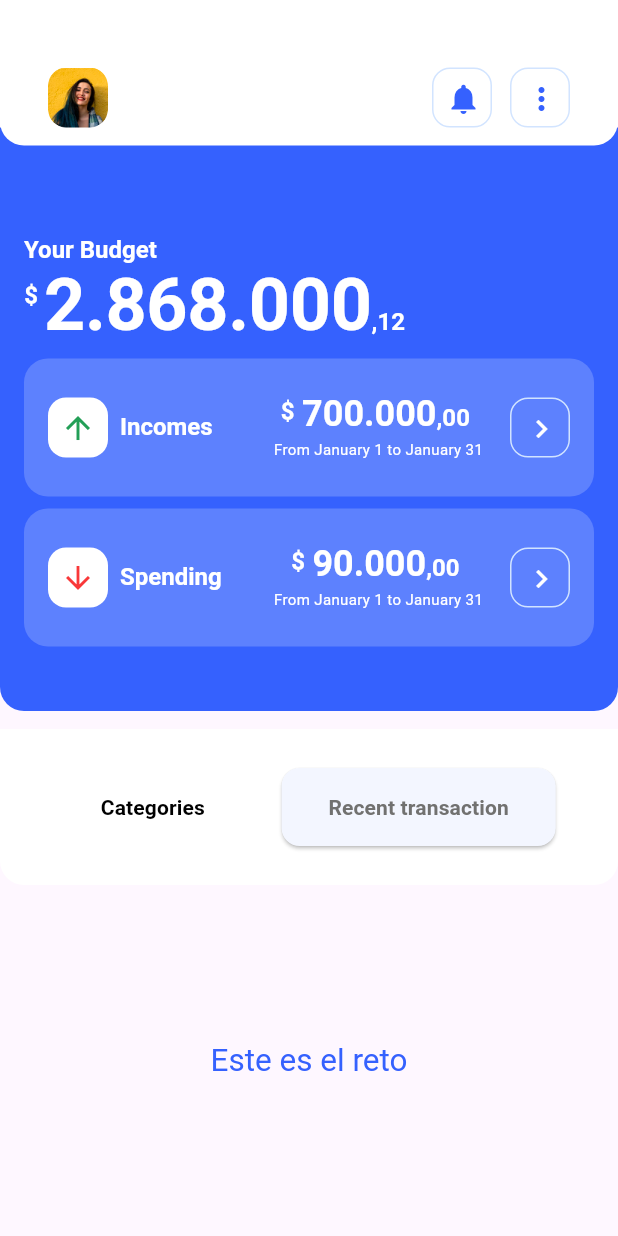
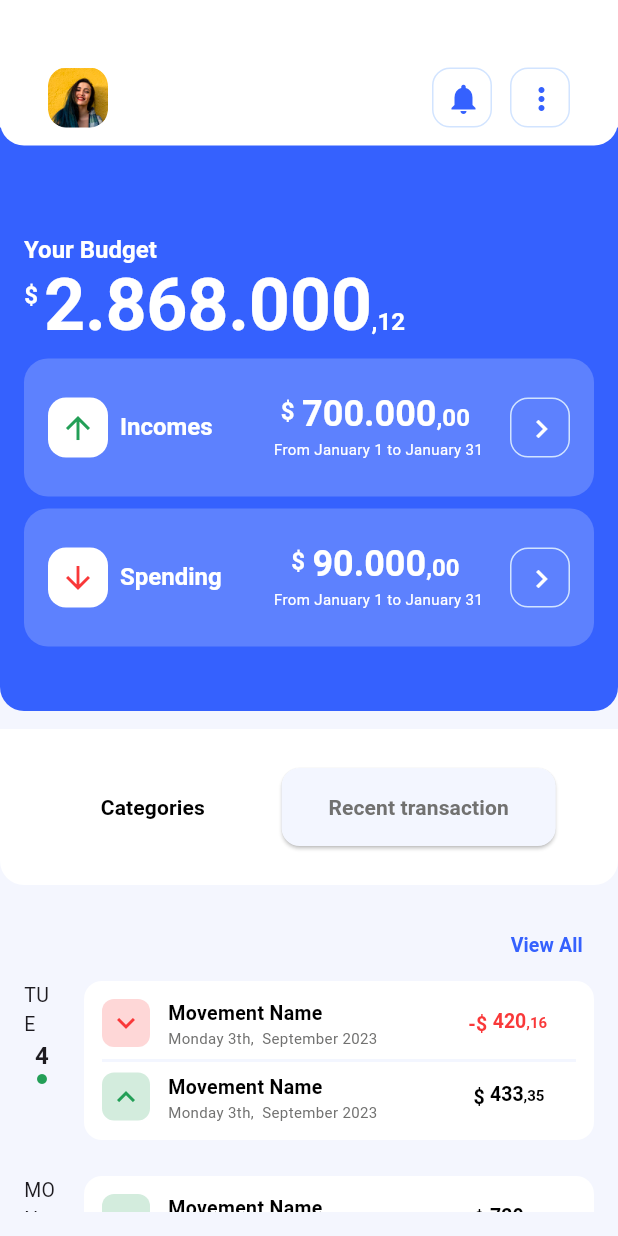
Before and after one commit to deidmon/App_Finanzas, a Flutter app: the HomePage screen opened directly with empty values, after a tap on "Recent transaction", on a phone screen of 412 x 824 dp. Run offline on Flutter 3.47's test engine with Material 3 defaults, Android fonts, the phone set to English and light mode, and no system bars.

Commit message:
Añadir vista de todas las transacciiones

```diff
--- a/app_finanzas/lib/app.dart
+++ b/app_finanzas/lib/app.dart
@@ -1,5 +1,6 @@
 import 'package:app_finanzas/config/app_routes.dart';
 import 'package:app_finanzas/design/themes.dart';
+import 'package:app_finanzas/pages/all_transactions.dart';
 import 'package:app_finanzas/pages/home_page.dart';
 import 'package:app_finanzas/pages/login_page.dart';
 import 'package:flutter/material.dart';
@@ -28,7 +29,10 @@ class FinanceApp extends StatelessWidget {
                 storeName: settings.arguments as String,
               ),
             );
-
+          case AppRoutes.allTransactions:
+            return MaterialPageRoute(
+              builder: (context) => const AllTransactions(),
+            );
           default:
             return MaterialPageRoute(
               builder: (context) => const LoginPage(),
--- a/app_finanzas/lib/config/app_routes.dart
+++ b/app_finanzas/lib/config/app_routes.dart
@@ -3,4 +3,5 @@ class AppRoutes {
   static const String home = 'home';
   static const String newPage = 'new-page';
   static const String login = '/';
+  static const String allTransactions = 'transactions';
 }
--- a/app_finanzas/lib/design/colors.dart
+++ b/app_finanzas/lib/design/colors.dart
@@ -23,4 +23,6 @@ class AppColors {
   static const Color brandOnErrorColor = Color.fromRGBO(249, 56, 57, 1);
   static const Color brandSuccessColor = Color.fromRGBO(35, 159, 87, 0.2);
   static const Color brandOnSuccessColor = Color.fromRGBO(35, 159, 87, 1);
+  static const Color brandLightBackgroundColor =
+      Color.fromRGBO(244, 246, 254, 1);
 }
--- a/app_finanzas/lib/design/copy.dart
+++ b/app_finanzas/lib/design/copy.dart
@@ -13,6 +13,7 @@ class AppCopys {
   static const String logIn = 'Log In';
   static const String notAMember = 'Not a member?';
   static const String registerNow = 'Register Now';
+  static const String recenTrx = 'Recent transactions';
 }
 
 class AppErrors {
--- /dev/null
+++ b/app_finanzas/lib/mocks/transaction_mock.dart
@@ -0,0 +1,210 @@
+import 'package:app_finanzas/widgets/transaction_detail.dart';
+
+class TransactionsMocks {
+  TransactionsMocks._();
+  static const List<String> categories = [
+    'All',
+    'Transportation',
+    'Shop',
+    'Food and drink',
+    'Electronics',
+    'Bakey'
+  ];
+  static List<TransactionDetailByMonth> transactionDetailByMonth = [
+    TransactionDetailByMonth(month: 'April', listofTransactions: [
+      TransactionDetailByDayModel(
+          day: 'TUE',
+          dayNumber: 4,
+          isToday: true,
+          listofTransactions: [
+            TransactionDetail(
+                movementName: 'Movement Name',
+                transactionDate: 'Monday 3th,  September 2023',
+                typeTransaction: TypeTransaction.negative,
+                amount: 420.16),
+            TransactionDetail(
+                movementName: 'Movement Name',
+                transactionDate: 'Monday 3th,  September 2023',
+                typeTransaction: TypeTransaction.positive,
+                amount: 433.35),
+          ]),
+      TransactionDetailByDayModel(
+          day: 'MON',
+          dayNumber: 4,
+          isToday: false,
+          listofTransactions: [
+            TransactionDetail(
+                movementName: 'Movement Name',
+                transactionDate: 'Monday 3th,  September 2023',
+                typeTransaction: TypeTransaction.positive,
+                amount: 720.92),
+            TransactionDetail(
+                movementName: 'Movement Name',
+                transactionDate: 'Monday 3th,  September 2023',
+                typeTransaction: TypeTransaction.negative,
+                amount: 84.45),
+            TransactionDetail(
+                movementName: 'Movement Name',
+                transactionDate: 'Monday 3th,  September 2023',
+                typeTransaction: TypeTransaction.positive,
+                amount: 137.26)
+          ])
+    ]),
+    TransactionDetailByMonth(month: 'March', listofTransactions: [
+      TransactionDetailByDayModel(
+          day: 'MON',
+          dayNumber: 4,
+          isToday: false,
+          listofTransactions: [
+            TransactionDetail(
+                movementName: 'Movement Name',
+                transactionDate: 'Monday 3th,  September 2023',
+                typeTransaction: TypeTransaction.negative,
+                amount: 420.16),
+            TransactionDetail(
+                movementName: 'Movement Name',
+                transactionDate: 'Monday 3th,  September 2023',
+                typeTransaction: TypeTransaction.positive,
+                amount: 433.35),
+          ]),
+      TransactionDetailByDayModel(
+          day: 'SAT',
+          dayNumber: 4,
+          isToday: false,
+          listofTransactions: [
+            TransactionDetail(
+                movementName: 'Movement Name',
+                transactionDate: 'Monday 3th,  September 2023',
+                typeTransaction: TypeTransaction.positive,
+                amount: 720.92),
+            TransactionDetail(
+                movementName: 'Movement Name',
+                transactionDate: 'Monday 3th,  September 2023',
+                typeTransaction: TypeTransaction.negative,
+                amount: 84.45),
+            TransactionDetail(
+                movementName: 'Movement Name',
+                transactionDate: 'Monday 3th,  September 2023',
+                typeTransaction: TypeTransaction.positive,
+                amount: 137.26)
+          ])
+    ]),
+    TransactionDetailByMonth(month: 'February', listofTransactions: [
+      TransactionDetailByDayModel(
+          day: 'MON',
+          dayNumber: 4,
+          isToday: false,
+          listofTransactions: [
+            TransactionDetail(
+                movementName: 'Movement Name',
+                transactionDate: 'Monday 3th,  September 2023',
+                typeTransaction: TypeTransaction.negative,
+                amount: 420.16),
+            TransactionDetail(
+                movementName: 'Movement Name',
+                transactionDate: 'Monday 3th,  September 2023',
+                typeTransaction: TypeTransaction.positive,
+                amount: 433.35),
+          ]),
+      TransactionDetailByDayModel(
+          day: 'SAT',
+          dayNumber: 4,
+          isToday: false,
+          listofTransactions: [
+            TransactionDetail(
+                movementName: 'Movement Name',
+                transactionDate: 'Monday 3th,  September 2023',
+                typeTransaction: TypeTransaction.positive,
+                amount: 720.92),
+            TransactionDetail(
+                movementName: 'Movement Name',
+                transactionDate: 'Monday 3th,  September 2023',
+                typeTransaction: TypeTransaction.negative,
+                amount: 84.45),
+            TransactionDetail(
+                movementName: 'Movement Name',
+                transactionDate: 'Monday 3th,  September 2023',
+                typeTransaction: TypeTransaction.positive,
+                amount: 137.26)
+          ])
+    ]),
+    TransactionDetailByMonth(month: 'January', listofTransactions: [
+      TransactionDetailByDayModel(
+          day: 'MON',
+          dayNumber: 4,
+          isToday: false,
+          listofTransactions: [
+            TransactionDetail(
+                movementName: 'Movement Name',
+                transactionDate: 'Monday 3th,  September 2023',
+                typeTransaction: TypeTransaction.negative,
+                amount: 420.16),
+            TransactionDetail(
+                movementName: 'Movement Name',
+                transactionDate: 'Monday 3th,  September 2023',
+                typeTransaction: TypeTransaction.positive,
+                amount: 433.35),
+          ]),
+      TransactionDetailByDayModel(
+          day: 'SAT',
+          dayNumber: 4,
+          isToday: false,
+          listofTransactions: [
+            TransactionDetail(
+                movementName: 'Movement Name',
+                transactionDate: 'Monday 3th,  September 2023',
+                typeTransaction: TypeTransaction.positive,
+                amount: 720.92),
+            TransactionDetail(
+                movementName: 'Movement Name',
+                transactionDate: 'Monday 3th,  September 2023',
+                typeTransaction: TypeTransaction.negative,
+                amount: 84.45),
+            TransactionDetail(
+                movementName: 'Movement Name',
+                transactionDate: 'Monday 3th,  September 2023',
+                typeTransaction: TypeTransaction.positive,
+                amount: 137.26)
+          ])
+    ]),
+    TransactionDetailByMonth(month: 'December', listofTransactions: [
+      TransactionDetailByDayModel(
+          day: 'MON',
+          dayNumber: 4,
+          isToday: false,
+          listofTransactions: [
+            TransactionDetail(
+                movementName: 'Movement Name',
+                transactionDate: 'Monday 3th,  September 2023',
+                typeTransaction: TypeTransaction.negative,
+                amount: 420.16),
+            TransactionDetail(
+                movementName: 'Movement Name',
+                transactionDate: 'Monday 3th,  September 2023',
+                typeTransaction: TypeTransaction.positive,
+                amount: 433.35),
+          ]),
+      TransactionDetailByDayModel(
+          day: 'SAT',
+          dayNumber: 4,
+          isToday: false,
+          listofTransactions: [
+            TransactionDetail(
+                movementName: 'Movement Name',
+                transactionDate: 'Monday 3th,  September 2023',
+                typeTransaction: TypeTransaction.positive,
+                amount: 720.92),
+            TransactionDetail(
+                movementName: 'Movement Name',
+                transactionDate: 'Monday 3th,  September 2023',
+                typeTransaction: TypeTransaction.negative,
+                amount: 84.45),
+            TransactionDetail(
+                movementName: 'Movement Name',
+                transactionDate: 'Monday 3th,  September 2023',
+                typeTransaction: TypeTransaction.positive,
+                amount: 137.26)
+          ])
+    ]),
+  ];
+}
--- a/app_finanzas/lib/pages/home_page.dart
+++ b/app_finanzas/lib/pages/home_page.dart
@@ -1,8 +1,10 @@
+import 'package:app_finanzas/config/app_routes.dart';
 import 'package:app_finanzas/design/colors.dart';
 import 'package:app_finanzas/widgets/custom_money_display.dart';
 import 'package:app_finanzas/widgets/home_app_bar_title.dart';
 import 'package:app_finanzas/widgets/product_detail.dart';
 import 'package:app_finanzas/widgets/summary_card.dart';
+import 'package:app_finanzas/widgets/transaction_detail.dart';
 import 'package:flutter/material.dart';
 
 class HomePage extends StatefulWidget {
@@ -45,6 +47,7 @@ class _HomePageState extends State<HomePage> {
   @override
   Widget build(BuildContext context) {
     return Scaffold(
+      backgroundColor: AppColors.brandLightBackgroundColor,
       appBar: AppBar(
         shape: const RoundedRectangleBorder(
           borderRadius: BorderRadius.only(
@@ -190,7 +193,8 @@ class MidHomePageBody extends StatelessWidget {
                   fontSize: 14,
                 ),
               ),
-              )),
+            ),
+          ),
           ElevatedButton(
             style: recentTransactionsBtnStyle,
             onPressed: recentBtnAction,
@@ -227,7 +231,9 @@ class CategoriesWidget extends StatelessWidget {
             'View All',
             style: TextStyle(
               fontWeight: FontWeight.bold,
-                color: Color.fromRGBO(53, 97, 254, 1)),
+              fontSize: 13,
+              color: Color.fromRGBO(53, 97, 254, 1),
+            ),
           ),
           onPressed: () {
             print('le diste clic a view all');
@@ -267,10 +273,66 @@ class RecentTransactions extends StatelessWidget {
 
   @override
   Widget build(BuildContext context) {
-    return Center(
-      child: Text(
-        'Este es el reto',
-        style: Theme.of(context).textTheme.headlineLarge,
+    return Padding(
+      padding: const EdgeInsets.all(16.0),
+      child: ListView(
+        children: [
+          TextButton(
+            style: const ButtonStyle(alignment: Alignment.centerRight),
+            child: const Text(
+              'View All',
+              style: TextStyle(
+                  fontWeight: FontWeight.bold,
+                  fontSize: 13,
+                  color: Color.fromRGBO(53, 97, 254, 1)),
+            ),
+            onPressed: () {
+              Navigator.of(context).pushNamed(AppRoutes.allTransactions);
+            },
+          ),
+          TransactionDetailByDay(
+            day: 'TUE',
+            isToday: true,
+            dayNumber: 4,
+            listofTransactions: [
+              TransactionDetail(
+                  movementName: 'Movement Name',
+                  transactionDate: 'Monday 3th,  September 2023',
+                  typeTransaction: TypeTransaction.negative,
+                  amount: 420.16),
+              TransactionDetail(
+                  movementName: 'Movement Name',
+                  transactionDate: 'Monday 3th,  September 2023',
+                  typeTransaction: TypeTransaction.positive,
+                  amount: 433.35)
+            ],
+          ),
+          const SizedBox(
+            height: 24,
+          ),
+          TransactionDetailByDay(
+            day: 'MON',
+            isToday: false,
+            dayNumber: 3,
+            listofTransactions: [
+              TransactionDetail(
+                  movementName: 'Movement Name',
+                  transactionDate: 'Monday 3th,  September 2023',
+                  typeTransaction: TypeTransaction.positive,
+                  amount: 720.92),
+              TransactionDetail(
+                  movementName: 'Movement Name',
+                  transactionDate: 'Monday 3th,  September 2023',
+                  typeTransaction: TypeTransaction.negative,
+                  amount: 84.45),
+              TransactionDetail(
+                  movementName: 'Movement Name',
+                  transactionDate: 'Monday 3th,  September 2023',
+                  typeTransaction: TypeTransaction.positive,
+                  amount: 137.26)
+            ],
+          )
+        ],
       ),
     );
   }
--- a/app_finanzas/lib/widgets/custom_money_display.dart
+++ b/app_finanzas/lib/widgets/custom_money_display.dart
@@ -3,15 +3,19 @@ import 'package:intl/intl.dart';
 
 class CustomMoneyDisplay extends StatelessWidget {
   final double amount;
-  final TextStyle amountStyle;
+  final TextStyle? amountStyle;
   final TextStyle amountStyleSmall;
   final EdgeInsets? padding;
+  final EdgeInsets? margin;
+  final Widget? leftSimbol;
   const CustomMoneyDisplay({
     super.key,
     required this.amount,
     required this.amountStyle,
     required this.amountStyleSmall,
     this.padding,
+    this.margin,
+    this.leftSimbol,
   });
 
   @override
@@ -24,19 +28,35 @@ class CustomMoneyDisplay extends StatelessWidget {
 
     final String convertedMoneyToString = formater.format(amount);
     final splitConvertedValues = convertedMoneyToString.split(',');
-    return Row(
+    return Container(
+      margin: margin,
+      child: Row(
         crossAxisAlignment: CrossAxisAlignment.start,
         children: [
           Container(
             padding: padding,
-          child: Text('\$', style: amountStyleSmall),
+            child: leftSimbol ??
+                Text(
+                  '\$',
+                  style: amountStyleSmall,
+                ),
           ),
           RichText(
-            text: TextSpan(children: [
-          TextSpan(text: splitConvertedValues[0], style: amountStyle),
-          TextSpan(text: ',${splitConvertedValues[1]}', style: amountStyleSmall)
-        ])),
+            text: TextSpan(
+              children: [
+                TextSpan(
+                  text: splitConvertedValues[0],
+                  style: amountStyle,
+                ),
+                TextSpan(
+                  text: ',${splitConvertedValues[1]}',
+                  style: amountStyleSmall,
+                )
               ],
+            ),
+          ),
+        ],
+      ),
     );
   }
 }
--- /dev/null
+++ b/app_finanzas/lib/widgets/transaction_detail.dart
@@ -0,0 +1,252 @@
+import 'package:app_finanzas/design/colors.dart';
+import 'custom_money_display.dart';
+import 'package:flutter/material.dart';
+
+enum TypeTransaction { positive, negative }
+
+class TransactionDetail {
+  final String movementName;
+  final String transactionDate;
+  final TypeTransaction typeTransaction;
+  final double amount;
+  TransactionDetail(
+      {required this.movementName,
+      required this.transactionDate,
+      required this.typeTransaction,
+      required this.amount});
+}
+
+class TransactionDetailByMonth {
+  final String month;
+  final List<TransactionDetailByDayModel> listofTransactions;
+  TransactionDetailByMonth(
+      {required this.month, required this.listofTransactions});
+}
+
+class TransactionDetailByDayModel {
+  final String day;
+  final int dayNumber;
+  final bool isToday;
+  final List<TransactionDetail> listofTransactions;
+  TransactionDetailByDayModel(
+      {required this.day,
+      required this.dayNumber,
+      required this.isToday,
+      required this.listofTransactions});
+}
+
+class TransactionDetailByDay extends StatelessWidget {
+  final String day;
+  final int dayNumber;
+  final bool isToday;
+  final List<TransactionDetail> listofTransactions;
+  const TransactionDetailByDay(
+      {super.key,
+      required this.listofTransactions,
+      required this.day,
+      required this.isToday,
+      required this.dayNumber});
+  @override
+  Widget build(BuildContext context) {
+    return Row(
+      crossAxisAlignment: CrossAxisAlignment.start,
+      mainAxisAlignment: MainAxisAlignment.start,
+      children: [
+        Expanded(
+          child: Column(
+            children: [
+              Text(
+                day,
+              ),
+              Text(dayNumber.toString(),
+                  style: TextStyle(
+                      fontSize: 16,
+                      fontWeight:
+                          isToday ? FontWeight.bold : FontWeight.normal)),
+              isToday
+                  ? const Icon(
+                      Icons.lens,
+                      size: 8,
+                      color: AppColors.brandOnSuccessColor,
+                    )
+                  : const SizedBox(
+                      height: 8,
+                      width: 8,
+                    )
+            ],
+          ),
+        ),
+        Container(
+          width: 340,
+          margin: const EdgeInsets.only(left: 16),
+          padding: const EdgeInsets.all(12),
+          decoration: BoxDecoration(
+            color: AppColors.brandLightColor,
+            borderRadius: BorderRadius.circular(12),
+          ),
+          child: ListView.separated(
+            shrinkWrap: true,
+            physics: const NeverScrollableScrollPhysics(),
+            itemBuilder: (context, indice) {
+              return listofTransactions[indice].typeTransaction ==
+                      TypeTransaction.positive
+                  ? TransactionDetailPositive(
+                      transactionDetail: listofTransactions[indice])
+                  : TransactionDetailNegative(
+                      transactionDetail: listofTransactions[indice]);
+            },
+            separatorBuilder: (context, indice) => const Divider(
+              color: AppColors.brandSecondaryColor,
+              thickness: 2,
+            ),
+            itemCount: listofTransactions.length,
+          ),
+        )
+      ],
+    );
+  }
+}
+
+class TransactionDetailPositive extends StatelessWidget {
+  final TransactionDetail transactionDetail;
+  const TransactionDetailPositive({super.key, required this.transactionDetail});
+  @override
+  Widget build(BuildContext context) {
+    return Row(
+      crossAxisAlignment: CrossAxisAlignment.start,
+      children: [
+        Container(
+          width: 32,
+          height: 32,
+          margin: const EdgeInsets.only(right: 12),
+          decoration: BoxDecoration(
+              borderRadius: BorderRadius.circular(8),
+              color: AppColors.brandSuccessColor),
+          child: const Icon(
+            Icons.expand_less,
+            color: AppColors.brandOnSuccessColor,
+          ),
+        ),
+        SizedBox(
+          width: 200,
+          child: Column(
+            crossAxisAlignment: CrossAxisAlignment.start,
+            children: [
+              Text(
+                transactionDetail.movementName,
+                style: const TextStyle(
+                  color: AppColors.brandDarkColor,
+                  fontWeight: FontWeight.bold,
+                  fontSize: 13,
+                ),
+              ),
+              Text(
+                transactionDetail.transactionDate,
+                style: const TextStyle(
+                  fontSize: 10,
+                  color: AppColors.brandLightDarkColor,
+                ),
+              ),
+            ],
+          ),
+        ),
+        Expanded(
+          child: CustomMoneyDisplay(
+            margin: const EdgeInsets.only(top: 7),
+            leftSimbol: const Text(
+              ' \$ ',
+              style: TextStyle(
+                fontWeight: FontWeight.bold,
+                color: AppColors.brandDarkColor,
+                fontSize: 13,
+              ),
+            ),
+            amount: transactionDetail.amount,
+            amountStyle: const TextStyle(
+              color: AppColors.brandDarkColor,
+              fontWeight: FontWeight.bold,
+              fontSize: 13,
+            ),
+            amountStyleSmall: const TextStyle(
+              fontWeight: FontWeight.bold,
+              color: AppColors.brandDarkColor,
+              fontSize: 10,
+            ),
+          ),
+        ),
+      ],
+    );
+  }
+}
+
+class TransactionDetailNegative extends StatelessWidget {
+  final TransactionDetail transactionDetail;
+  const TransactionDetailNegative({super.key, required this.transactionDetail});
+  @override
+  Widget build(BuildContext context) {
+    return Row(
+      crossAxisAlignment: CrossAxisAlignment.start,
+      children: [
+        Container(
+          width: 32,
+          height: 32,
+          margin: const EdgeInsets.only(right: 12),
+          decoration: BoxDecoration(
+              borderRadius: BorderRadius.circular(8),
+              color: AppColors.brandErrorColor),
+          child: const Icon(
+            Icons.expand_more,
+            color: AppColors.brandOnErrorColor,
+          ),
+        ),
+        SizedBox(
+          width: 200,
+          child: Column(
+            crossAxisAlignment: CrossAxisAlignment.start,
+            children: [
+              Text(
+                transactionDetail.movementName,
+                style: const TextStyle(
+                  color: AppColors.brandDarkColor,
+                  fontWeight: FontWeight.bold,
+                  fontSize: 13,
+                ),
+              ),
+              Text(
+                transactionDetail.transactionDate,
+                style: const TextStyle(
+                  fontSize: 10,
+                  color: AppColors.brandLightDarkColor,
+                ),
+              ),
+            ],
+          ),
+        ),
+        Expanded(
+          child: CustomMoneyDisplay(
+            margin: const EdgeInsets.only(top: 7),
+            amount: transactionDetail.amount,
+            amountStyle: const TextStyle(
+              color: AppColors.brandOnErrorColor,
+              fontWeight: FontWeight.bold,
+              fontSize: 13,
+            ),
+            leftSimbol: const Text(
+              '-\$ ',
+              style: TextStyle(
+                fontWeight: FontWeight.bold,
+                color: AppColors.brandOnErrorColor,
+                fontSize: 13,
+              ),
+            ),
+            amountStyleSmall: const TextStyle(
+              fontWeight: FontWeight.bold,
+              color: AppColors.brandOnErrorColor,
+              fontSize: 10,
+            ),
+          ),
+        ),
+      ],
+    );
+  }
+}
```
Also changed, not shown: app_finanzas/lib/pages/all_transactions.dart (added, +136 -0 lines), app_finanzas/lib/widgets/divider_with_text.dart (added, +28 -0 lines). Lines whose indentation alone changed are shown as unchanged.
